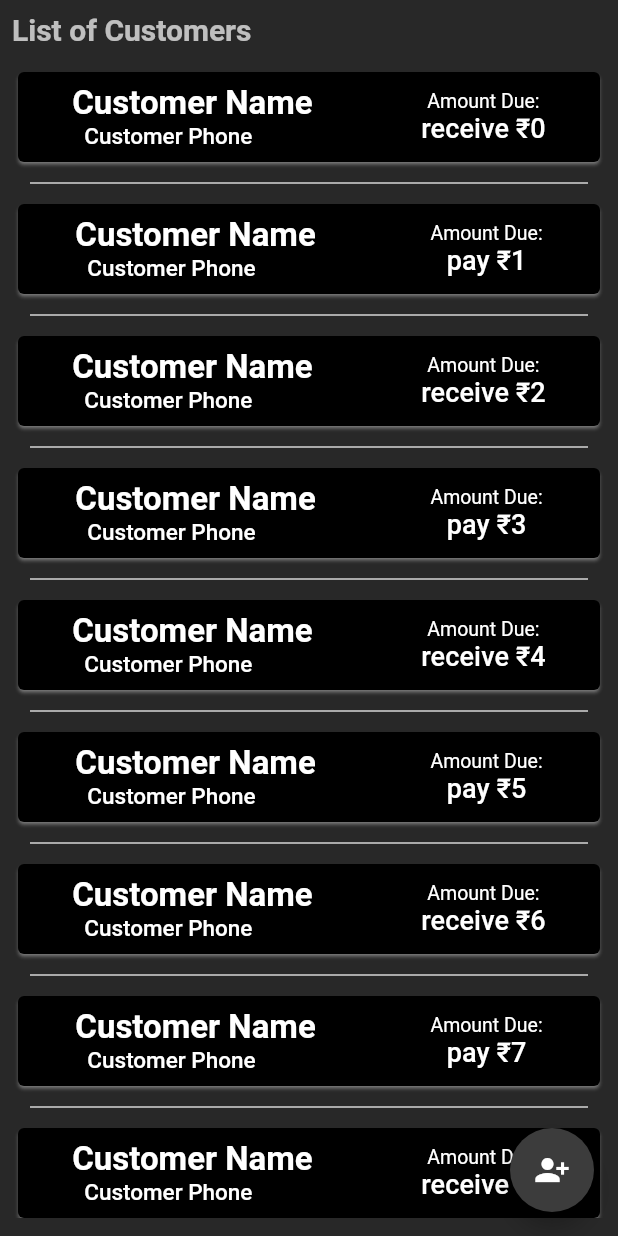
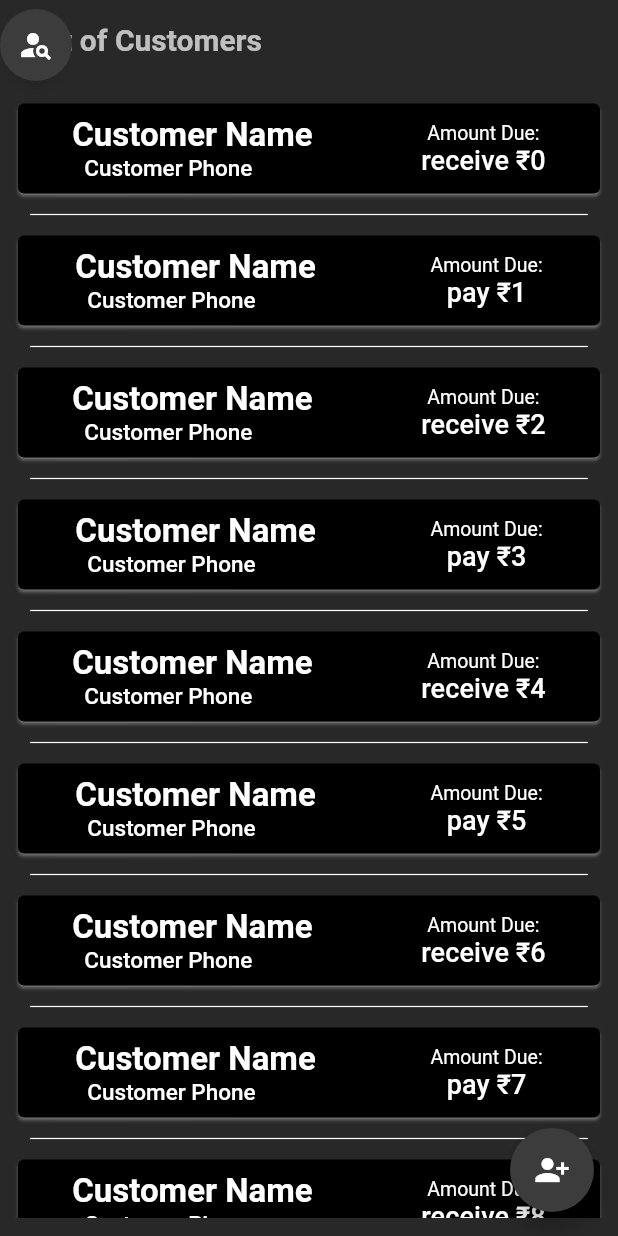
Before and after one commit to ShashiWerdun/Zeta-Book, a Flutter app: the CustomersScreen screen opened directly, on a phone screen of 412 x 824 dp. Run offline on Flutter 3.47's test engine with Material 2 defaults, Android fonts, the phone set to English and light mode, and no system bars; drawn by our look-alikes of anim_search_bar; our stand-ins replace curved_navigation_bar.

Commit message:
Added search bar for customer_list.dart

```diff
--- a/lib/screens/customer_list.dart
+++ b/lib/screens/customer_list.dart
@@ -1,3 +1,4 @@
+import 'package:anim_search_bar/anim_search_bar.dart';
 import 'package:flutter/material.dart';
 import 'package:zeta_book/screens/transaction_list.dart';
 import 'package:zeta_book/utilities/fade_route.dart';
@@ -11,23 +12,51 @@ class CustomersScreen extends StatefulWidget {
 }
 
 class _CustomersScreenState extends State<CustomersScreen> {
+  TextEditingController textController = TextEditingController();
+
   @override
   Widget build(BuildContext context) {
     final ThemeData theme = Theme.of(context);
+    final bool darkMode = theme.brightness == Brightness.dark;
     final TextTheme textTheme = theme.textTheme;
+    final Size size = MediaQuery.of(context).size;
 
     return Scaffold(
       body: Column(
         children: [
+          Stack(
+            children: [
               Align(
                 alignment: Alignment.centerLeft,
                 child: Padding(
-              padding: const EdgeInsets.all(8.0),
+                  padding: const EdgeInsets.all(15.0),
                   child: Text(
                     'List of Customers',
                     style: textTheme.headline1,
                   ),
                 ),
+              ),
+              Padding(
+                padding: const EdgeInsets.only(right: 12.0),
+                child: SizedBox(
+                  height: 60,
+                  child: AnimSearchBar(
+                    width: size.width - 24,
+                    textController: textController,
+                    rtl: true,
+                    onSuffixTap: () {
+                      setState(() {
+                        textController.clear();
+                      });
+                    },
+                    color: darkMode ? Color(0xFF3C3C3C) : Colors.white,
+                    helpText: 'Search customer name',
+                    prefixIcon: Icon(Icons.person_search),
+                    style: Theme.of(context).textTheme.subtitle2,
+                  ),
+                ),
+              ),
+            ],
           ),
           Expanded(
             child: Padding(
--- a/pubspec.yaml
+++ b/pubspec.yaml
@@ -21,6 +21,7 @@ environment:
   sdk: ">=2.12.0 <3.0.0"
 
 dependencies:
+  anim_search_bar: ^2.0.2
   curved_navigation_bar: ^1.0.1
   flutter:
     sdk: flutter
```
Also changed, not shown: pubspec.lock. Lines whose indentation alone changed are shown as unchanged.
